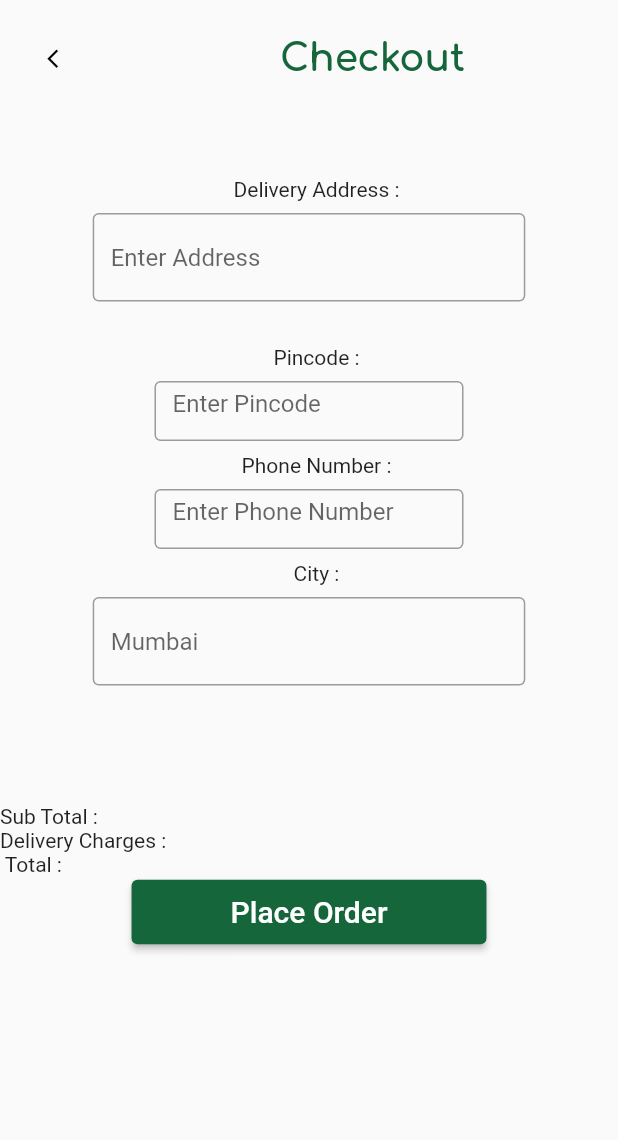
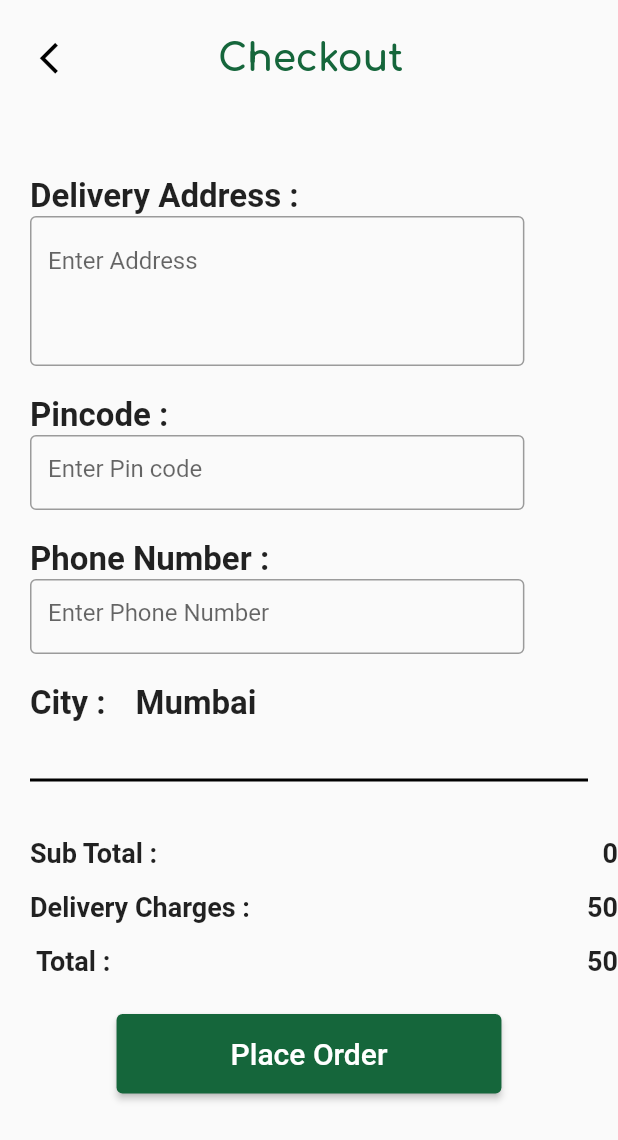
Before and after one commit to VaibhavJadhav-27/Coffe-Shop-Application, a Flutter app: the checkout screen opened directly with empty values, after a tap on "Place Order", on a phone screen of 412 x 824 dp. Shown: the top 1140 px of the screen. Run offline on Flutter 3.47's test engine with Material 2 defaults, Android fonts, the light colour scheme and no system bars; network calls fail.

Commit message:
halfy done

```diff
--- a/coffeeshopapp/lib/checkout.dart
+++ b/coffeeshopapp/lib/checkout.dart
@@ -1,6 +1,11 @@
-// ignore_for_file: camel_case_types, prefer_const_constructors, duplicate_ignore, prefer_const_constructors_in_immutables, prefer_final_fields
+// ignore_for_file: camel_case_types, prefer_const_constructors, duplicate_ignore, prefer_const_constructors_in_immutables, prefer_final_fields, prefer_const_literals_to_create_immutables
+
+import 'dart:convert';
 
 import 'package:flutter/material.dart';
+import 'package:http/http.dart' as http;
+
+import 'cartclass.dart';
 
 class checkout extends StatefulWidget {
   final String profile;
@@ -16,15 +21,68 @@ class _checkoutState extends State<checkout> {
   late TextEditingController _address = TextEditingController();
   late TextEditingController _pincode = TextEditingController();
   late TextEditingController _phoneno = TextEditingController();
-  late TextEditingController _city = TextEditingController();
+
+  late int custid;
+
   @override
   Widget build(BuildContext context) {
+    String custname = widget.profile;
+    int total = widget.totalprice;
+    int pricewithcharges = total  + 50;
     // ignore: prefer_const_constructors
+    void getcartitems() async {
+      //for getting customer id from customer name
+      var url =
+          Uri.parse('http://192.168.0.103:4000/customer/customer/$custname');
+      var response = await http.get(url);
+      var custjson = json.decode(response.body);
+      print(custjson);
+      custid = custjson[0]["custid"];
+      print(custid);
+
+      var url1 = Uri.parse('http://192.168.0.103:4000/cart/cart/$custid');
+      var response1 = await http.get(url1);
+      var cartjson = json.decode(response1.body);
+      print(cartjson);
+      List<Cart> cartitems = [];
+      var items = "";
+      var listitems = [];
+      for (var u in cartjson) {
+        items =
+            "Item Name : " + u["itemname"]; ", Quantity: " + u["itemquantity"].toString();
+        listitems.add(items);
+      }
+      print(listitems);
+
+      var url2 = Uri.parse('http://192.168.0.103:4000/orderdb/order');
+      Map<String, String> requestHeaders = {
+        'Content-type': 'application/json',
+        'Accept': 'application/json',
+      };
+      var ordertime = DateTime.now();
+      var body = jsonEncode({
+        'custid': custid,
+        'items' : listitems,
+        'totalamount' : total,
+        'payment_type': 'cod',
+        'ordertime' : ordertime,
+        'delivery_type': 'cod',
+        'isreceived' : 'false'
+      });
+      var response2 = await http.post(url2,headers: requestHeaders,body : body);
+
+      if (response2.statusCode == 200) {
+        print("Response status = ${response1.statusCode}");
+        print("Response body : " + response2.body.toString());
+      }
+    }
+
     return SafeArea(
         // ignore: prefer_const_constructors
         child: Scaffold(
       body: SingleChildScrollView(
         child: Column(
+          crossAxisAlignment: CrossAxisAlignment.start,
           children: <Widget>[
             Padding(
               padding: const EdgeInsets.symmetric(horizontal: 15, vertical: 15),
@@ -37,10 +95,10 @@ class _checkoutState extends State<checkout> {
                       icon: Icon(
                         Icons.arrow_back_ios,
                         color: Colors.black,
-                        size: 15,
+                        size: 25,
                       )),
                   SizedBox(
-                    width: MediaQuery.of(context).size.width * 0.3,
+                    width: MediaQuery.of(context).size.width * 0.20,
                   ),
                   Text("Checkout",
                       style: TextStyle(
@@ -55,48 +113,58 @@ class _checkoutState extends State<checkout> {
               height: 40,
             ),
             Padding(
-              padding: const EdgeInsets.only(left: 10),
-              child: Text("Delivery Address :"),
+              padding: const EdgeInsets.only(left: 20),
+              child: Text(
+                "Delivery Address :",
+                style: TextStyle(fontWeight: FontWeight.bold, fontSize: 22),
+              ),
             ),
             Padding(
-              padding: const EdgeInsets.all(8.0),
+              padding: const EdgeInsets.only(left: 20, bottom: 20),
               child: SizedBox(
                 child: TextField(
                   controller: _address,
+                  maxLines: 4,
                   decoration: InputDecoration(
                     border: OutlineInputBorder(),
                     hintText: "Enter Address",
                   ),
                 ),
-                height: 80,
-                width: MediaQuery.of(context).size.width * 0.7,
+                height: 100,
+                width: MediaQuery.of(context).size.width * 0.8,
               ),
             ),
             Padding(
-              padding: const EdgeInsets.only(left: 10),
-              child: Text("Pincode :"),
+              padding: const EdgeInsets.only(left: 20),
+              child: Text(
+                "Pincode :",
+                style: TextStyle(fontWeight: FontWeight.bold, fontSize: 22),
+              ),
             ),
             Padding(
-              padding: const EdgeInsets.all(8.0),
+              padding: const EdgeInsets.only(left: 20, bottom: 20),
               child: SizedBox(
                 child: TextField(
                   controller: _pincode,
                   keyboardType: TextInputType.number,
                   decoration: InputDecoration(
                     border: OutlineInputBorder(),
-                    hintText: "Enter Pincode",
+                    hintText: "Enter Pin code",
                   ),
                 ),
-                height: 40,
-                width: MediaQuery.of(context).size.width * 0.5,
+                height: 50,
+                width: MediaQuery.of(context).size.width * 0.8,
               ),
             ),
             Padding(
-              padding: const EdgeInsets.only(left: 10),
-              child: Text("Phone Number :"),
+              padding: const EdgeInsets.only(left: 20),
+              child: Text(
+                "Phone Number :",
+                style: TextStyle(fontWeight: FontWeight.bold, fontSize: 22),
+              ),
             ),
             Padding(
-              padding: const EdgeInsets.all(8.0),
+              padding: const EdgeInsets.only(left: 20, bottom: 20),
               child: SizedBox(
                 child: TextField(
                   controller: _phoneno,
@@ -105,49 +173,94 @@ class _checkoutState extends State<checkout> {
                     hintText: "Enter Phone Number",
                   ),
                 ),
-                height: 40,
-                width: MediaQuery.of(context).size.width * 0.5,
+                height: 50,
+                width: MediaQuery.of(context).size.width * 0.8,
               ),
             ),
             Padding(
-              padding: const EdgeInsets.only(left: 10),
-              child: Text("City :"),
+              padding: const EdgeInsets.only(left: 20),
+              child: Row(
+                children: [
+                  Text(
+                    "City :",
+                    style: TextStyle(fontWeight: FontWeight.bold, fontSize: 22),
                   ),
-            Padding(
-              padding: const EdgeInsets.all(8.0),
-              child: SizedBox(
-                child: TextField(
-                  controller: _city,
-                  readOnly: true,
-                  decoration: InputDecoration(
-                    border: OutlineInputBorder(),
-                    hintText: "Mumbai",
+                  SizedBox(
+                    width: 20,
                   ),
+                  Text(
+                    "Mumbai",
+                    style: TextStyle(fontWeight: FontWeight.bold, fontSize: 22),
                   ),
-                height: 80,
-                width: MediaQuery.of(context).size.width * 0.7,
+                ],
               ),
             ),
             SizedBox(
-              height: 50,
+              height: 30,
             ),
-            Row(
+            Padding(
+              padding: const EdgeInsets.symmetric(horizontal: 20),
+              child: Divider(
+                thickness: 2,
+                color: Colors.black,
+              ),
+            ),
+            SizedBox(
+              height: 30,
+            ),
+            Padding(
+              padding: const EdgeInsets.only(left: 20, bottom: 15),
+              child: Row(
                 mainAxisAlignment: MainAxisAlignment.spaceBetween,
-              children: [Text("Sub Total :"), Text("")],
+                children: [
+                  Text(
+                    "Sub Total :",
+                    style: TextStyle(fontWeight: FontWeight.bold, fontSize: 18),
                   ),
-            Row(
+                  Text("${total}",
+                    style: TextStyle(fontWeight: FontWeight.bold, fontSize: 18),)
+                ],
+              ),
+            ),
+            Padding(
+              padding: const EdgeInsets.only(left: 20, bottom: 15),
+              child: Row(
                 mainAxisAlignment: MainAxisAlignment.spaceBetween,
-              children: [Text("Delivery Charges :"), Text("")],
+                children: [
+                  Text(
+                    "Delivery Charges :",
+                    style: TextStyle(fontWeight: FontWeight.bold, fontSize: 18),
                   ),
-            Row(
+                  Text("50",
+                    style: TextStyle(fontWeight: FontWeight.bold, fontSize: 18),)
+                ],
+              ),
+            ),
+            Padding(
+              padding: const EdgeInsets.only(left: 20, bottom: 15),
+              child: Row(
                 mainAxisAlignment: MainAxisAlignment.spaceBetween,
-              children: [Text(" Total :"), Text("")],
+                children: [
+                  Text(
+                    " Total :",
+                    style: TextStyle(fontWeight: FontWeight.bold, fontSize: 18),
                   ),
-            ElevatedButton(
-              onPressed: () {},
+                  Text("${pricewithcharges}",
+                    style: TextStyle(fontWeight: FontWeight.bold, fontSize: 18),)
+                ],
+              ),
+            ),
+            SizedBox(
+              height: 10,
+            ),
+            Center(
+              child: ElevatedButton(
+                onPressed: () {
+                  getcartitems();
+                },
                 child: Padding(
                   padding:
-                    const EdgeInsets.symmetric(horizontal: 50, vertical: 10),
+                      const EdgeInsets.symmetric(horizontal: 60, vertical: 15),
                   child: Text(
                     "Place Order",
                     style: TextStyle(fontSize: 20),
@@ -155,6 +268,7 @@ class _checkoutState extends State<checkout> {
                 ),
                 style: ElevatedButton.styleFrom(
                     primary: Color.fromRGBO(21, 102, 59, 1)),
+              ),
             )
           ],
         ),
```
Lines whose indentation alone changed are shown as unchanged.
